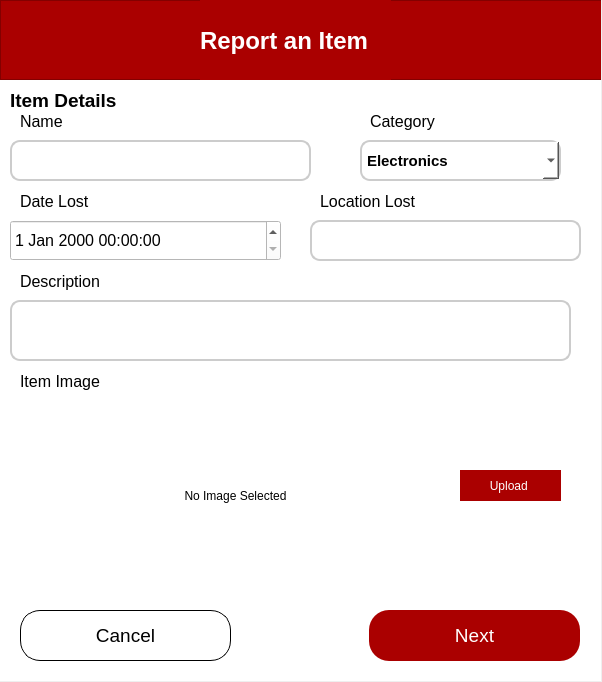
Before: the Qt Designer form src/frontend/reportItem.ui in brexer/lost-and-found-system, drawn with Qt 5.
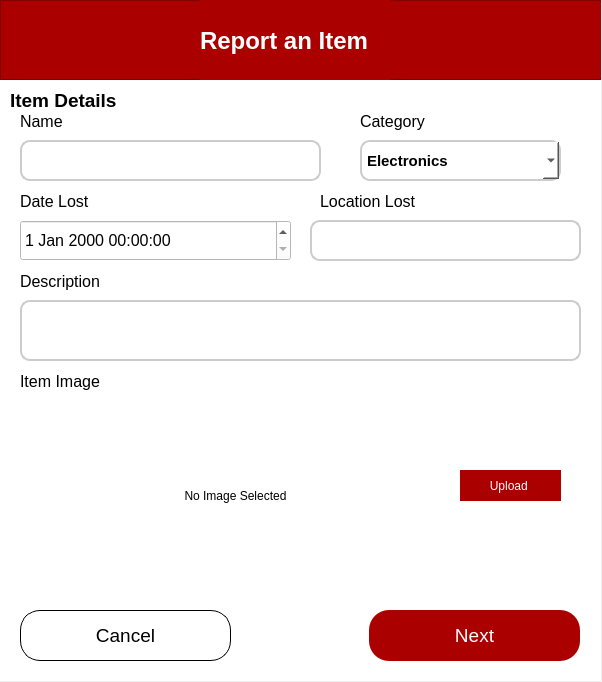
After: the same form once the commit is applied. The open tabs and pages were chosen to show the change.

Commit message: added image functionality for report item dialog

```diff
--- a/src/frontend/reportItem.ui
+++ b/src/frontend/reportItem.ui
@@ -150,7 +150,7 @@
     <widget class="QDateTimeEdit" name="dateFoundEdit">
      <property name="geometry">
       <rect>
-       <x>10</x>
+       <x>20</x>
        <y>220</y>
        <width>271</width>
        <height>41</height>
@@ -165,7 +165,7 @@
     <widget class="QLineEdit" name="itemNameEdit">
      <property name="geometry">
       <rect>
-       <x>10</x>
+       <x>20</x>
        <y>140</y>
        <width>301</width>
        <height>41</height>
@@ -247,7 +247,7 @@
     <widget class="QLabel" name="label_14">
      <property name="geometry">
       <rect>
-       <x>370</x>
+       <x>360</x>
        <y>110</y>
        <width>191</width>
        <height>23</height>
@@ -283,7 +283,7 @@
     <widget class="QLineEdit" name="descriptionEdit">
      <property name="geometry">
       <rect>
-       <x>10</x>
+       <x>20</x>
        <y>300</y>
        <width>561</width>
        <height>61</height>
```
Left out of the diff: 19 changed lines with no effect on the pictures. The commit also changes 15 other files.
